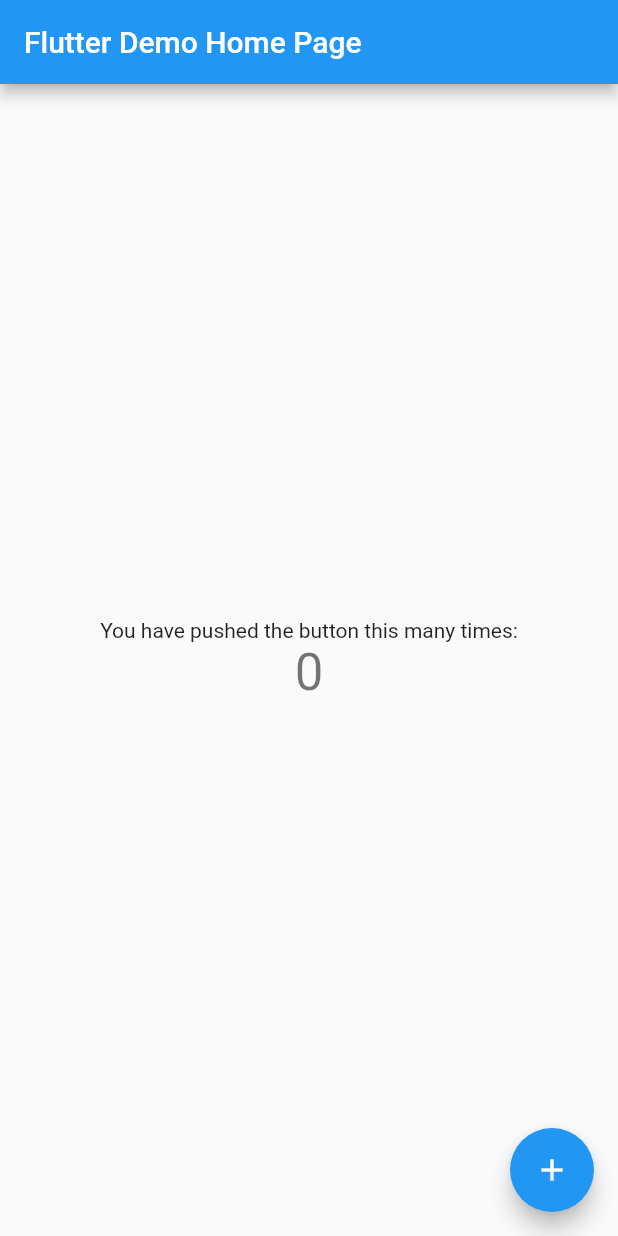
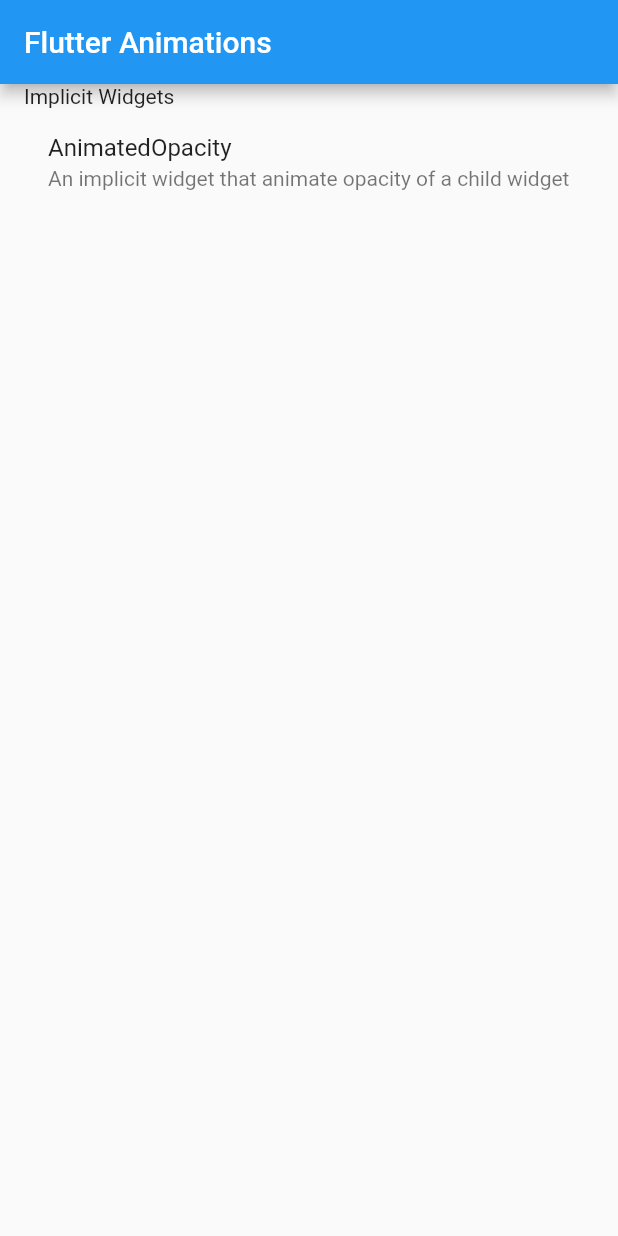
Before and after one commit to NabeelSeid/flutter-references, a Flutter app: the screen it shows after launch, on a phone screen of 412 x 824 dp. Run offline on Flutter 3.47's test engine with Material 2 defaults, Android fonts, the phone set to English and light mode, and no system bars; our stand-ins replace equatable, flutter_bloc, shared_preferences.

Commit message:
Added AnimatedOpacity to Animations

```diff
--- /dev/null
+++ b/animations/lib/implicit_animations/i_animated_opacity.dart
@@ -0,0 +1,45 @@
+import 'package:flutter/material.dart';
+
+class IAnimatedOpacity extends StatefulWidget {
+  const IAnimatedOpacity({Key key}) : super(key: key);
+
+  @override
+  _IAnimatedOpacityState createState() => _IAnimatedOpacityState();
+}
+
+class _IAnimatedOpacityState extends State<IAnimatedOpacity> {
+  double opacity = 1.0;
+
+  @override
+  Widget build(BuildContext context) {
+    return Scaffold(
+      appBar: AppBar(
+        title: Text('AnimatedOpacity'),
+      ),
+      body: Center(
+        child: Column(
+          mainAxisSize: MainAxisSize.min,
+          children: <Widget>[
+            Row(
+              mainAxisAlignment: MainAxisAlignment.spaceAround,
+              children: <Widget>[
+                AnimatedOpacity(
+                  opacity: opacity,
+                  duration: Duration(seconds: 1),
+                  child: Text('Fade Widget'),
+                ),
+              ],
+            ),
+            SizedBox(height: 16.0),
+            RaisedButton(
+              child: Text('Animate Opacity'),
+              onPressed: () => setState(() {
+                opacity = (opacity - 1).abs();
+              }),
+            )
+          ],
+        ),
+      ),
+    );
+  }
+}
--- /dev/null
+++ b/animations/lib/implicit_animations/implicit_animations.dart
@@ -0,0 +1 @@
+export './i_animated_opacity.dart';
--- a/animations/lib/main.dart
+++ b/animations/lib/main.dart
@@ -1,117 +1,48 @@
 import 'package:flutter/material.dart';
+
+import 'package:animations/router.dart';
 
 void main() {
   runApp(MyApp());
 }
 
 class MyApp extends StatelessWidget {
-  // This widget is the root of your application.
   @override
   Widget build(BuildContext context) {
     return MaterialApp(
       title: 'Flutter Demo',
       theme: ThemeData(
-        // This is the theme of your application.
-        //
-        // Try running your application with "flutter run". You'll see the
-        // application has a blue toolbar. Then, without quitting the app, try
-        // changing the primarySwatch below to Colors.green and then invoke
-        // "hot reload" (press "r" in the console where you ran "flutter run",
-        // or simply save your changes to "hot reload" in a Flutter IDE).
-        // Notice that the counter didn't reset back to zero; the application
-        // is not restarted.
         primarySwatch: Colors.blue,
-        // This makes the visual density adapt to the platform that you run
-        // the app on. For desktop platforms, the controls will be smaller and
-        // closer together (more dense) than on mobile platforms.
         visualDensity: VisualDensity.adaptivePlatformDensity,
       ),
-      home: MyHomePage(title: 'Flutter Demo Home Page'),
+      home: MyHomePage(),
+      onGenerateRoute: onGenerateRoute,
     );
   }
 }
 
-class MyHomePage extends StatefulWidget {
-  MyHomePage({Key key, this.title}) : super(key: key);
-
-  // This widget is the home page of your application. It is stateful, meaning
-  // that it has a State object (defined below) that contains fields that affect
-  // how it looks.
-
-  // This class is the configuration for the state. It holds the values (in this
-  // case the title) provided by the parent (in this case the App widget) and
-  // used by the build method of the State. Fields in a Widget subclass are
-  // always marked "final".
-
-  final String title;
-
-  @override
-  _MyHomePageState createState() => _MyHomePageState();
-}
-
-class _MyHomePageState extends State<MyHomePage> {
-  int _counter = 0;
-
-  void _incrementCounter() {
-    setState(() {
-      // This call to setState tells the Flutter framework that something has
-      // changed in this State, which causes it to rerun the build method below
-      // so that the display can reflect the updated values. If we changed
-      // _counter without calling setState(), then the build method would not be
-      // called again, and so nothing would appear to happen.
-      _counter++;
-    });
-  }
-
+class MyHomePage extends StatelessWidget {
   @override
   Widget build(BuildContext context) {
-    // This method is rerun every time setState is called, for instance as done
-    // by the _incrementCounter method above.
-    //
-    // The Flutter framework has been optimized to make rerunning build methods
-    // fast, so that you can just rebuild anything that needs updating rather
-    // than having to individually change instances of widgets.
     return Scaffold(
       appBar: AppBar(
-        // Here we take the value from the MyHomePage object that was created by
-        // the App.build method, and use it to set our appbar title.
-        title: Text(widget.title),
+        title: Text('Flutter Animations'),
       ),
-      body: Center(
-        // Center is a layout widget. It takes a single child and positions it
-        // in the middle of the parent.
-        child: Column(
-          // Column is also a layout widget. It takes a list of children and
-          // arranges them vertically. By default, it sizes itself to fit its
-          // children horizontally, and tries to be as tall as its parent.
-          //
-          // Invoke "debug painting" (press "p" in the console, choose the
-          // "Toggle Debug Paint" action from the Flutter Inspector in Android
-          // Studio, or the "Toggle Debug Paint" command in Visual Studio Code)
-          // to see the wireframe for each widget.
-          //
-          // Column has various properties to control how it sizes itself and
-          // how it positions its children. Here we use mainAxisAlignment to
-          // center the children vertically; the main axis here is the vertical
-          // axis because Columns are vertical (the cross axis would be
-          // horizontal).
-          mainAxisAlignment: MainAxisAlignment.center,
+      body: Padding(
+        padding: EdgeInsets.symmetric(horizontal: 16.0),
+        child: ListView(
           children: <Widget>[
-            Text(
-              'You have pushed the button this many times:',
-            ),
-            Text(
-              '$_counter',
-              style: Theme.of(context).textTheme.headline4,
+            Text('Implicit Widgets'),
+            ListTile(
+              onTap: () =>
+                  Navigator.pushNamed(context, RouteNames.i_animated_opacity),
+              title: Text('AnimatedOpacity'),
+              subtitle: Text(
+                  'An implicit widget that animate opacity of a child widget'),
             ),
           ],
         ),
       ),
-      floatingActionButton: FloatingActionButton(
-        onPressed: _incrementCounter,
-        tooltip: 'Increment',
-        child: Icon(Icons.add),
-      ), // This trailing comma makes auto-formatting nicer for build methods.
     );
   }
 }
--- /dev/null
+++ b/animations/lib/router.dart
@@ -0,0 +1,23 @@
+import 'package:animations/main.dart';
+import 'package:flutter/material.dart';
+
+import 'package:animations/implicit_animations/i_animated_opacity.dart';
+
+Route<dynamic> onGenerateRoute(RouteSettings settings) {
+  final String routeName = settings.name;
+
+  switch (routeName) {
+    case RouteNames.i_animated_opacity:
+      return materialPageRoute(IAnimatedOpacity());
+      break;
+    default:
+      return materialPageRoute(MyHomePage());
+  }
+}
+
+MaterialPageRoute materialPageRoute(Widget screen) =>
+    MaterialPageRoute(builder: (_) => screen);
+
+class RouteNames {
+  static const String i_animated_opacity = '/i_animated_opacity';
+}
```
Also changed, not shown: 1 other file.
